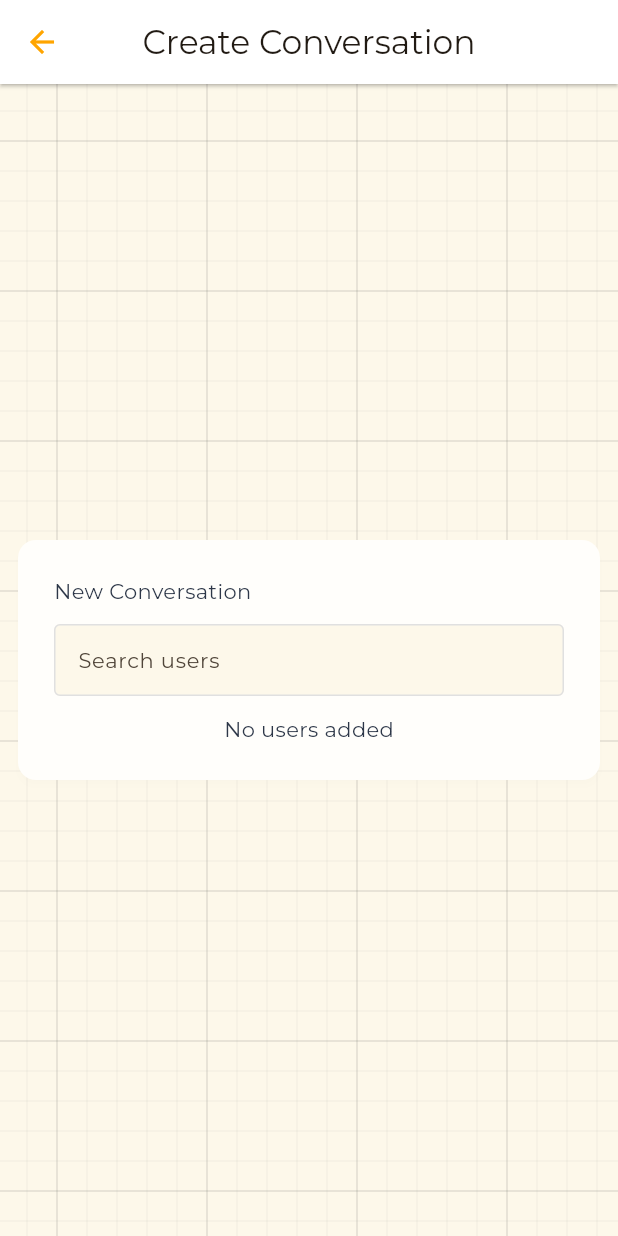
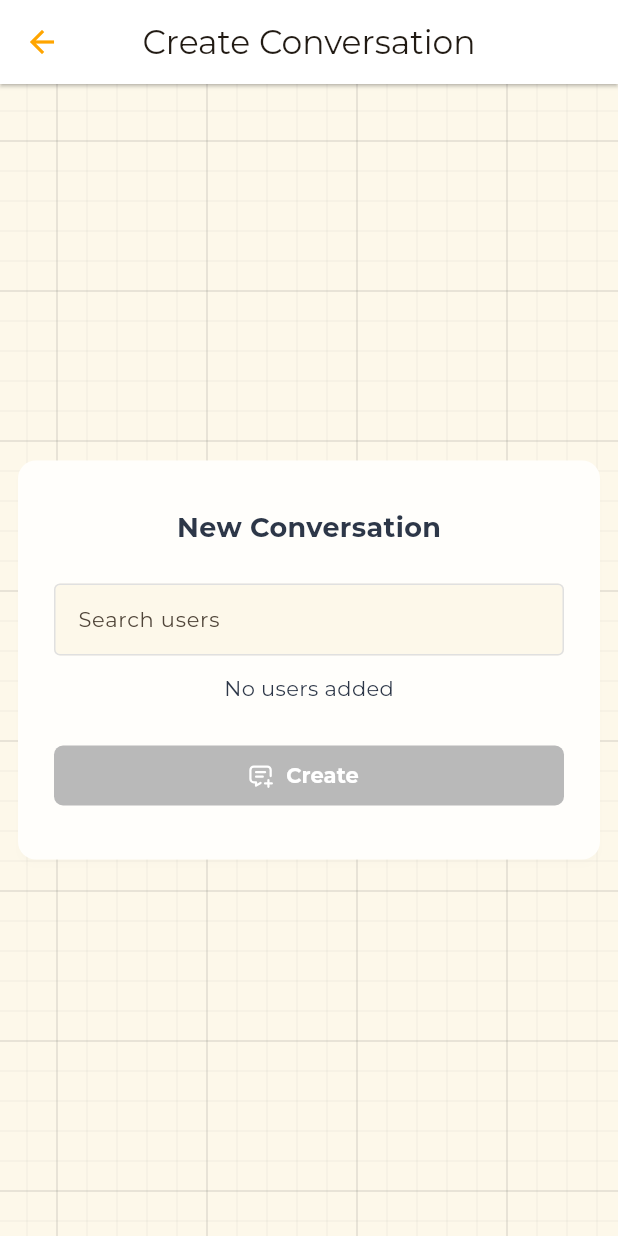
Before and after one commit to OzBoz-Dev/MERN_Project, a Flutter app: the CreateConversationPage screen opened directly, on a phone screen of 412 x 824 dp. Run offline on Flutter 3.47's test engine with Material 3 defaults, Android fonts, the phone set to English and light mode, and no system bars; drawn by our look-alikes of flutter_typeahead; our stand-ins replace flutter_dotenv, flutter_html, flutter_tabler_icons, google_fonts, jwt_decoder, objectid and 2 more; missing offline and left inert: flutter_quill, password_strength_checker, timeago_flutter, vsc_quill_delta_to_html; accounts and stored records are empty.

Commit message:
Add button to create new conversation

```diff
--- a/mern_mobile_app/lib/pages/messages/create_conversation_page.dart
+++ b/mern_mobile_app/lib/pages/messages/create_conversation_page.dart
@@ -1,9 +1,14 @@
 import 'package:chip_in/models/user.dart';
+import 'package:chip_in/providers/auth_provider.dart';
+import 'package:chip_in/services/messages_service.dart';
 import 'package:chip_in/services/profile_service.dart';
 import 'package:chip_in/widgets/animated_grid_background.dart';
 import 'package:chip_in/widgets/user_holder.dart';
 import 'package:flutter/material.dart';
+import 'package:flutter_tabler_icons/flutter_tabler_icons.dart';
 import 'package:flutter_typeahead/flutter_typeahead.dart';
+import 'package:google_fonts/google_fonts.dart';
+import 'package:provider/provider.dart';
 
 class CreateConversationPage extends StatefulWidget {
   const CreateConversationPage({super.key});
@@ -29,16 +34,22 @@ class _CreateConversationPageState extends State<CreateConversationPage> {
               padding: const EdgeInsets.all(8.0),
               child: Card(
                 child: Padding(
-                  padding: const EdgeInsets.all(24),
+                  padding: const EdgeInsets.symmetric(horizontal: 24, vertical: 32),
                   child: Column(
                     mainAxisSize: MainAxisSize.min,
                     crossAxisAlignment: CrossAxisAlignment.center,
                     children: [
                       Align(
-                        alignment: Alignment.centerLeft,
-                        child: Text("New Conversation")
+                        alignment: Alignment.center,
+                        child: Text(
+                          "New Conversation",
+                          style: GoogleFonts.montserrat(
+                            fontWeight: FontWeight.bold,
+                            fontSize: 18
+                          ),
+                        )
                       ),
-                      const SizedBox(height: 12,),
+                      const SizedBox(height: 24,),
                       TypeAheadField<User>(
                         itemBuilder: (context, User user) {
                           return ListTile(
@@ -47,8 +58,18 @@ class _CreateConversationPageState extends State<CreateConversationPage> {
                         },
                         emptyBuilder: (context) => ListTile(title: Text("No users found!"),),
                         onSelected: (user) {
+                          // Get own username
+                          final authProvider = context.read<AuthProvider>();
                           final alreadyExists = _users.any((u) => u.username == user.username);
-                          if(alreadyExists) {
+                          // Tell user they can't add themselves
+                          if(user.username == authProvider.username) {
+                            ScaffoldMessenger.of(context).showSnackBar(
+                              SnackBar(
+                                content: Text("Can't add yourself to a new conversation"),
+                              )
+                            );
+                          }
+                          else if(alreadyExists) {
                             ScaffoldMessenger.of(context).showSnackBar(
                               SnackBar(
                                 content: Text("You've already added this user!"),
@@ -91,6 +112,39 @@ class _CreateConversationPageState extends State<CreateConversationPage> {
                           });
                         },
                       ),
+                      const SizedBox(height: 24,),
+                      SizedBox(
+                        width: double.infinity,
+                        child: ElevatedButton.icon(
+                          onPressed: _users.isNotEmpty ? () async {
+                            final authProvider = context.read<AuthProvider>();
+                            final messagesService = MessagesService();
+
+                            final usernames = _users.map((user) => user.username).toList();
+
+                            // Add self to List
+                            usernames.add(authProvider.username!);
+
+                            try {
+                              // Create convo
+                              await messagesService.createConversation(authProvider.token!, usernames);
+                              // Go back to messages page
+                              if(mounted) Navigator.of(context).pop();
+                            }
+                            catch(e) {
+                              if(mounted) {
+                                ScaffoldMessenger.of(context).showSnackBar(
+                                  SnackBar(
+                                    content: Text(e.toString()),
+                                  )
+                                );
+                              }
+                            }
+                          } : null,
+                          icon: Icon(TablerIcons.message_plus),
+                          label: Text("Create", style: GoogleFonts.montserrat(fontWeight: FontWeight.bold),),
+                        ),
+                      ),
                     ]
                   ),
                 ),
```
